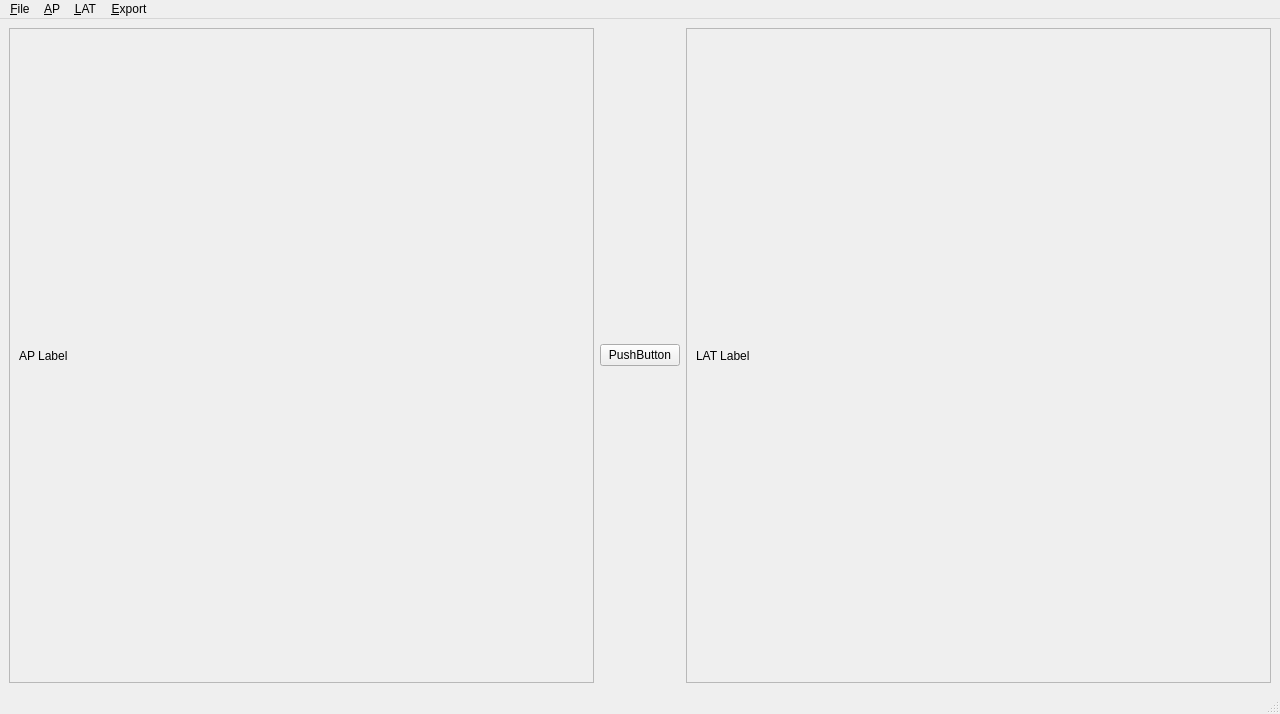
Qt form mainwindow.ui (OceanShape/STL-guideline-editor) before a commit.
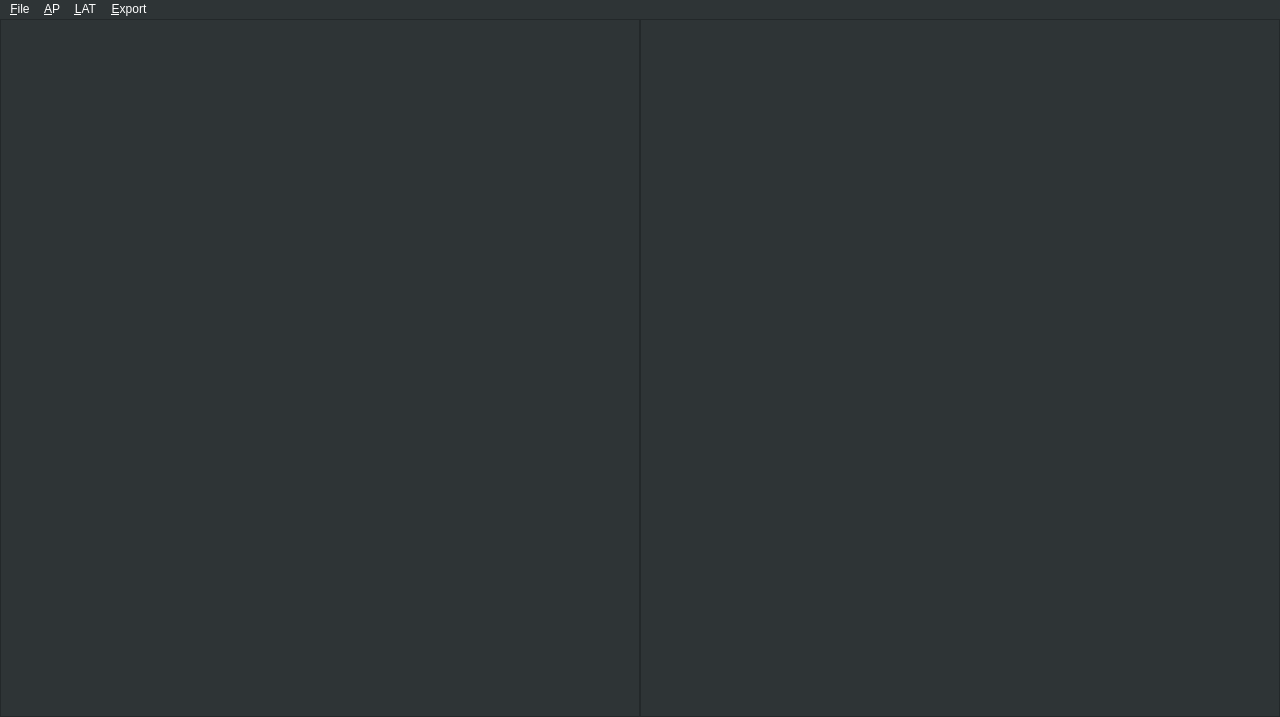
The same form after that commit.

Commit message: feat: Add keyboard function

The edit to the form file:
```diff
--- a/mainwindow.ui
+++ b/mainwindow.ui
@@ -7,33 +7,87 @@
     <x>0</x>
     <y>0</y>
     <width>1280</width>
-    <height>714</height>
+    <height>717</height>
    </rect>
   </property>
   <property name="windowTitle">
    <string>MainWindow</string>
   </property>
+  <property name="styleSheet">
+   <string notr="true">background-color: rgb(46, 52, 54);
+selection-background-color: rgb(50, 113, 172);
+color:white;
+</string>
+  </property>
+  <property name="documentMode">
+   <bool>true</bool>
+  </property>
   <widget class="QWidget" name="imageView">
    <layout class="QHBoxLayout" name="horizontalLayout">
+    <property name="spacing">
+     <number>0</number>
+    </property>
+    <property name="leftMargin">
+     <number>0</number>
+    </property>
+    <property name="topMargin">
+     <number>0</number>
+    </property>
+    <property name="rightMargin">
+     <number>0</number>
+    </property>
+    <property name="bottomMargin">
+     <number>0</number>
+    </property>
     <item>
      <widget class="QScrollArea" name="AP">
+      <property name="cursor" stdset="0">
+       <cursorShape>ArrowCursor</cursorShape>
+      </property>
+      <property name="lineWidth">
+       <number>1</number>
+      </property>
+      <property name="verticalScrollBarPolicy">
+       <enum>Qt::ScrollBarAsNeeded</enum>
+      </property>
+      <property name="horizontalScrollBarPolicy">
+       <enum>Qt::ScrollBarAsNeeded</enum>
+      </property>
+      <property name="sizeAdjustPolicy">
+       <enum>QAbstractScrollArea::AdjustIgnored</enum>
+      </property>
       <property name="widgetResizable">
        <bool>true</bool>
       </property>
-      <widget class="QWidget" name="scrollAreaWidgetContentsAP">
+      <property name="alignment">
+       <set>Qt::AlignLeading|Qt::AlignLeft|Qt::AlignTop</set>
+      </property>
+      <widget class="QWidget" name="APContent">
        <property name="geometry">
         <rect>
          <x>0</x>
          <y>0</y>
-         <width>578</width>
-         <height>644</height>
+         <width>638</width>
+         <height>691</height>
         </rect>
        </property>
        <layout class="QHBoxLayout" name="horizontalLayout_2">
+        <property name="leftMargin">
+         <number>0</number>
+        </property>
+        <property name="topMargin">
+         <number>0</number>
+        </property>
+        <property name="rightMargin">
+         <number>0</number>
+        </property>
+        <property name="bottomMargin">
+         <number>0</number>
+        </property>
         <item>
          <widget class="QLabel" name="apLabel">
           <property name="text">
-           <string>AP Label</string>
+           <string/>
           </property>
          </widget>
         </item>
@@ -41,13 +95,6 @@
       </widget>
      </widget>
     </item>
-    <item>
-     <widget class="QPushButton" name="pushButton">
-      <property name="text">
-       <string>PushButton</string>
-      </property>
-     </widget>
-    </item>
     <item>
      <widget class="QScrollArea" name="LAT">
       <property name="widgetResizable">
@@ -58,15 +105,30 @@
         <rect>
          <x>0</x>
          <y>0</y>
-         <width>577</width>
-         <height>644</height>
+         <width>638</width>
+         <height>691</height>
         </rect>
        </property>
        <layout class="QHBoxLayout" name="horizontalLayout_3">
+        <property name="spacing">
+         <number>0</number>
+        </property>
+        <property name="leftMargin">
+         <number>0</number>
+        </property>
+        <property name="topMargin">
+         <number>0</number>
+        </property>
+        <property name="rightMargin">
+         <number>0</number>
+        </property>
+        <property name="bottomMargin">
+         <number>0</number>
+        </property>
         <item>
          <widget class="QLabel" name="latLabl">
           <property name="text">
-           <string>LAT Label</string>
+           <string/>
           </property>
          </widget>
         </item>
@@ -82,42 +144,41 @@
      <x>0</x>
      <y>0</y>
      <width>1280</width>
-     <height>25</height>
+     <height>24</height>
     </rect>
    </property>
-   <widget class="QMenu" name="menu_File">
+   <widget class="QMenu" name="menuFile">
     <property name="title">
      <string>&amp;File</string>
     </property>
     <addaction name="action_Exit"/>
    </widget>
-   <widget class="QMenu" name="menu_AP">
+   <widget class="QMenu" name="menuAP">
     <property name="title">
      <string>&amp;AP</string>
     </property>
     <addaction name="action_Open_AP"/>
     <addaction name="action_Close_AP"/>
    </widget>
-   <widget class="QMenu" name="menu_LAT">
+   <widget class="QMenu" name="menuLAT">
     <property name="title">
      <string>&amp;LAT</string>
     </property>
     <addaction name="action_Open_LAT"/>
     <addaction name="action_Close_LAT"/>
    </widget>
-   <widget class="QMenu" name="menu_Export">
+   <widget class="QMenu" name="menuExport">
     <property name="title">
      <string>&amp;Export</string>
     </property>
     <addaction name="action3D_model_stl"/>
    </widget>
-   <addaction name="menu_File"/>
-   <addaction name="menu_AP"/>
-   <addaction name="menu_LAT"/>
-   <addaction name="menu_Export"/>
+   <addaction name="menuFile"/>
+   <addaction name="menuAP"/>
+   <addaction name="menuLAT"/>
+   <addaction name="menuExport"/>
   </widget>
-  <widget class="QStatusBar" name="statusbar"/>
-  <action name="action_Exit">
+  <action name="actionExit">
    <property name="enabled">
     <bool>true</bool>
    </property>
```
Left out of the diff: 28 changed lines with no effect on the pictures. The commit also changes 2 other files.
